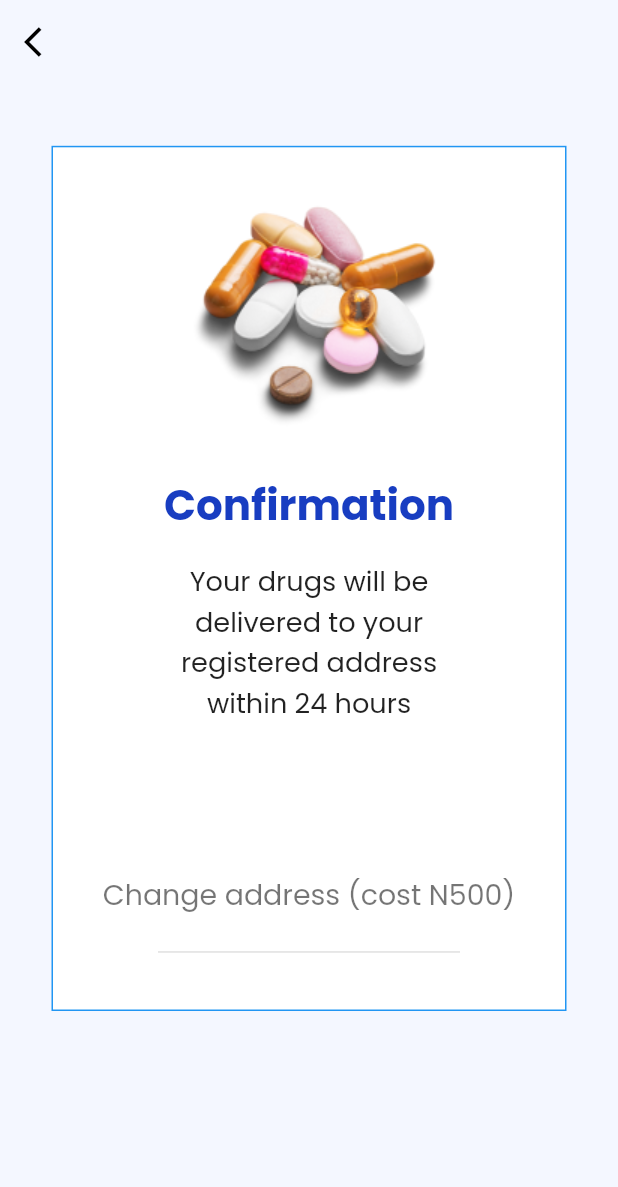
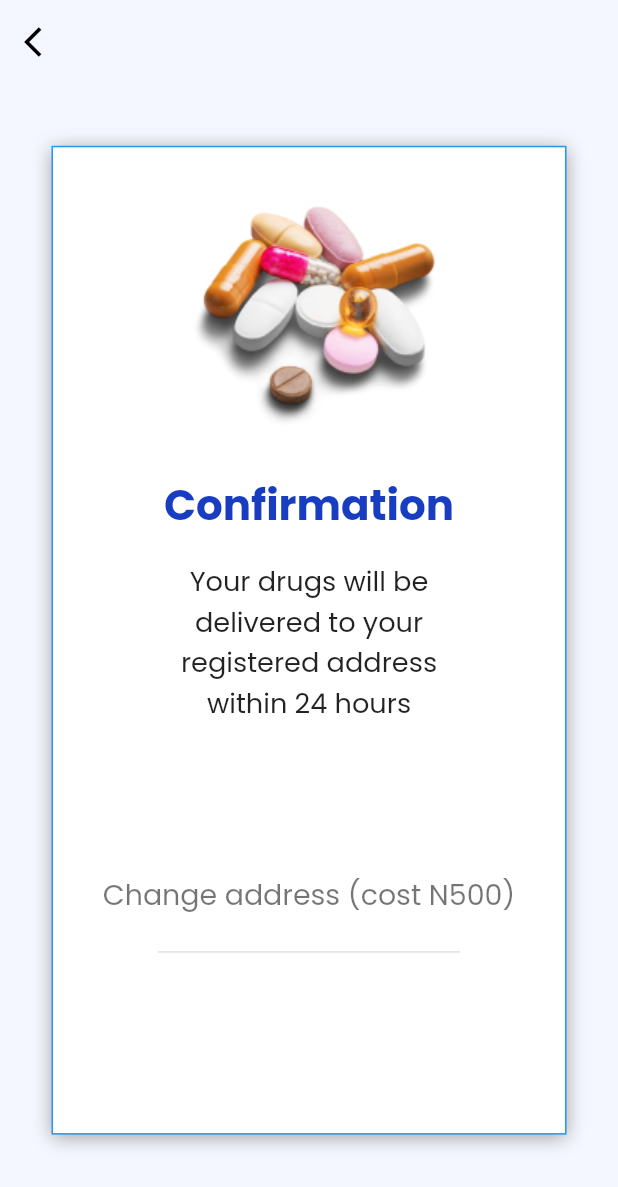
Before and after one commit to tusharhow/ezymedik-app, a Flutter app: the MedicationConfirmation screen opened directly, on a phone screen of 412 x 824 dp. Shown: the top 1187 px of the screen. Run offline on Flutter 3.47's test engine with Material 2 defaults, Android fonts, the phone set to English and light mode, and no system bars; our stand-ins replace flutter_svg, google_fonts, persistent_bottom_nav_bar.

Commit message:
Issue fixed

```diff
--- a/lib/confirmation_widgets/ambulance_confirmation.dart
+++ b/lib/confirmation_widgets/ambulance_confirmation.dart
@@ -30,7 +30,7 @@ class AmbulanceConfirmation extends StatelessWidget {
             ),
             Center(
               child: Container(
-                height: _size.height * 0.6,
+                height: _size.height * 0.7,
                 width: _size.width / 1.2,
                 decoration: BoxDecoration(
                     color: Colors.white,
--- a/lib/confirmation_widgets/medication_confirmation.dart
+++ b/lib/confirmation_widgets/medication_confirmation.dart
@@ -30,7 +30,7 @@ class MedicationConfirmation extends StatelessWidget {
             ),
             Center(
               child: Container(
-                height: _size.height * 0.7,
+                height: _size.height * 0.8,
                 width: _size.width / 1.2,
                 decoration: BoxDecoration(
                     color: Colors.white,
@@ -38,7 +38,13 @@ class MedicationConfirmation extends StatelessWidget {
                       color: Colors.blue,
                       width: 1,
                     ),
+                    boxShadow: [
+                      BoxShadow(
+                        color: Colors.grey,
+                        offset: Offset(0, 2),
+                        blurRadius: 10,
                       ),
+                    ]),
                 child: Padding(
                   padding: const EdgeInsets.only(top: 20),
                   child: Column(
```
Also changed, not shown: lib/confirmation_widgets/appoinment_confirmation.dart (+8 -2 lines). Lines whose indentation alone changed are shown as unchanged.
